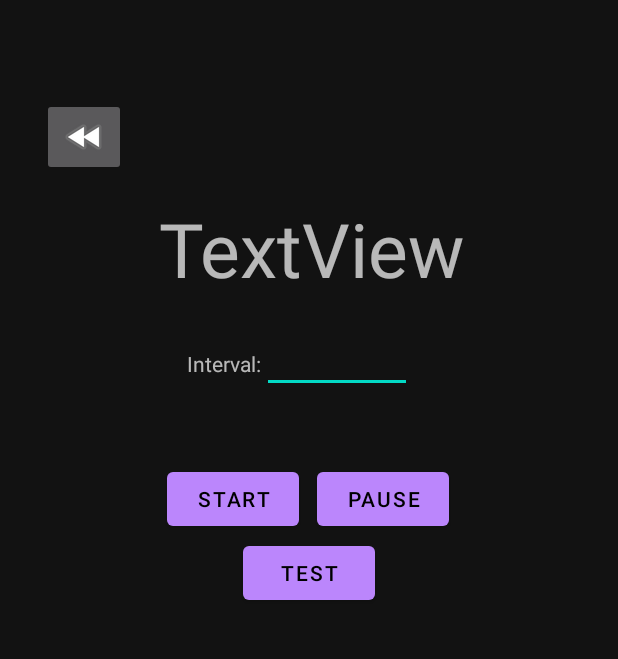
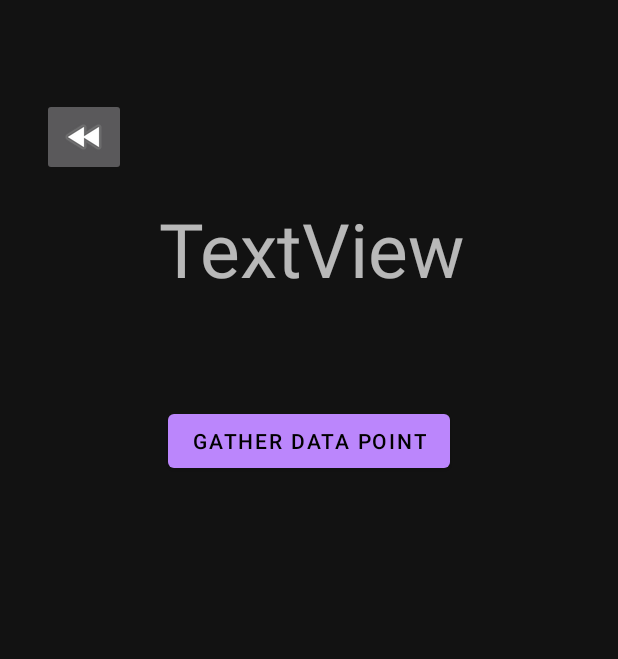
Before and after one commit to coryrearick9900/475Final, an Android app: the DataGathering screen opened directly, with no data from a screen before it, on a phone screen of 412 x 824 dp, the part 62-721 px from its top. Run offline under Robolectric (Android 15) with nearby library versions, the phone set to English and light mode, and no system bars.

Commit message:
You can now add shit to the RV Try not to fuck that up

```diff
--- a/app/src/main/java/com/example/a475scienceapplication/DataPointAdapter.java
+++ b/app/src/main/java/com/example/a475scienceapplication/DataPointAdapter.java
@@ -48,7 +48,9 @@ public class DataPointAdapter extends RecyclerView.Adapter<DataPointAdapter.MyVi
 
     @Override
     public int getItemCount() {
+
         return datapoints.size();
+
     }
 
     public class MyViewHolder extends RecyclerView.ViewHolder {
--- a/app/src/main/res/layout/data_gathering.xml
+++ b/app/src/main/res/layout/data_gathering.xml
@@ -20,70 +20,6 @@
         app:layout_constraintTop_toTopOf="parent"
         app:layout_constraintVertical_bias="0.167" />
 
-    <TableRow
-        android:id="@+id/tableRow"
-        android:layout_width="364dp"
-        android:layout_height="50dp"
-        android:gravity="center"
-        app:layout_constraintBottom_toBottomOf="parent"
-        app:layout_constraintEnd_toEndOf="parent"
-        app:layout_constraintHorizontal_bias="0.489"
-        app:layout_constraintStart_toStartOf="parent"
-        app:layout_constraintTop_toBottomOf="@+id/sensorName"
-        app:layout_constraintVertical_bias="0.209">
-
-        <Button
-            android:id="@+id/startStopButton"
-            android:layout_width="wrap_content"
-            android:layout_height="wrap_content"
-            android:onClick="startCollection"
-            android:text="@string/start" />
-
-        <Space
-            android:layout_width="12dp"
-            android:layout_height="wrap_content" />
-
-        <Button
-            android:id="@+id/PauseButton"
-            android:layout_width="wrap_content"
-            android:layout_height="wrap_content"
-            android:onClick="stopCollection"
-            android:text="@string/pause" />
-    </TableRow>
-
-    <TableRow
-        android:id="@+id/intervalSelector"
-        android:layout_width="158dp"
-        android:layout_height="39dp"
-        android:gravity="center_vertical"
-        android:textAlignment="center"
-        app:layout_constraintBottom_toTopOf="@+id/tableRow"
-        app:layout_constraintEnd_toEndOf="parent"
-        app:layout_constraintHorizontal_bias="0.491"
-        app:layout_constraintStart_toStartOf="parent"
-        app:layout_constraintTop_toBottomOf="@+id/sensorName"
-        app:layout_constraintVertical_bias="0.367"
-        tools:ignore="RtlCompat">
-
-        <TextView
-            android:id="@+id/textView4"
-            android:layout_width="wrap_content"
-            android:layout_height="35dp"
-            android:gravity="center"
-            android:text="@string/interval"
-            android:textAlignment="viewStart"
-            tools:ignore="RtlCompat" />
-
-        <EditText
-            android:id="@+id/intervalPicker"
-            android:layout_width="100dp"
-            android:layout_height="wrap_content"
-            android:ems="10"
-            android:inputType="numberDecimal"
-            android:textSize="16sp"
-            tools:ignore="TouchTargetSizeCheck,SpeakableTextPresentCheck" />
-    </TableRow>
-
     <ImageButton
         android:id="@+id/backButton"
         android:layout_width="wrap_content"
@@ -101,21 +37,23 @@
         android:id="@+id/testButton"
         android:layout_width="wrap_content"
         android:layout_height="wrap_content"
-        android:text="Test"
+        android:text="Gather Data Point"
+        android:onClick="gatherDataPoint"
+        app:layout_constraintBottom_toTopOf="@+id/dataRecyclerView"
         app:layout_constraintEnd_toEndOf="parent"
         app:layout_constraintStart_toStartOf="parent"
-        app:layout_constraintTop_toBottomOf="@+id/tableRow" />
+        app:layout_constraintTop_toBottomOf="@+id/sensorName"
+        app:layout_constraintVertical_bias="0.504" />
 
     <androidx.recyclerview.widget.RecyclerView
         android:id="@+id/dataRecyclerView"
-        android:layout_width="394dp"
-        android:layout_height="194dp"
+        android:layout_width="409dp"
+        android:layout_height="344dp"
         android:layout_marginStart="9dp"
+        android:layout_marginBottom="48dp"
         app:layout_constraintBottom_toBottomOf="parent"
         app:layout_constraintEnd_toEndOf="parent"
-        app:layout_constraintHorizontal_bias="0.0"
-        app:layout_constraintStart_toStartOf="parent"
-        app:layout_constraintTop_toBottomOf="@+id/testButton"
-        app:layout_constraintVertical_bias="0.358" />
+        app:layout_constraintHorizontal_bias="1.0"
+        app:layout_constraintStart_toStartOf="parent" />
 
 </androidx.constraintlayout.widget.ConstraintLayout>
```
Also changed, not shown: app/src/main/java/com/example/a475scienceapplication/DataGathering.java (+24 -50 lines).
